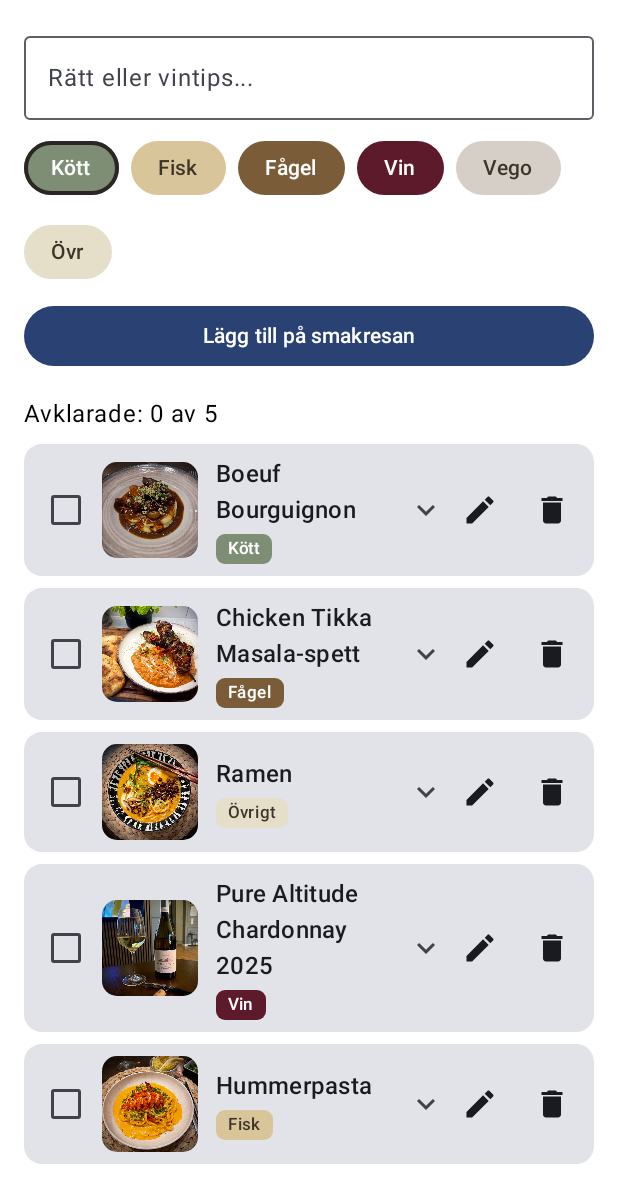
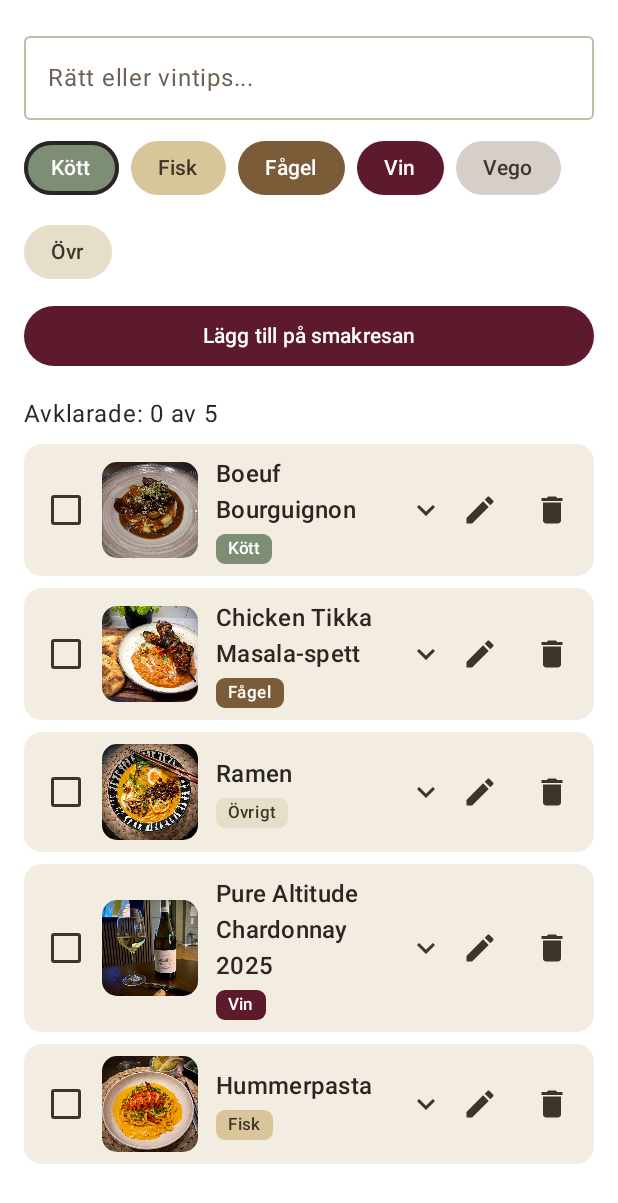
Before and after one commit to Patrikheden/Patriks.smakresa, an Android app built with Jetpack Compose: the @Preview function GreetingPreview, on a phone screen of 412 x 824 dp. Shown: the top 1203 px of the screen. Run offline under Robolectric (Android 15) with nearby library versions, the phone set to English and light mode, and no system bars.

Commit message:
Uppdaterade temafärgerna på kort och förenklade i dialogrutan

```diff
--- a/app/src/main/java/com/example/patrikssmakresa/MainActivity.kt
+++ b/app/src/main/java/com/example/patrikssmakresa/MainActivity.kt
@@ -4,65 +4,72 @@ import android.os.Bundle
 import androidx.activity.ComponentActivity
 import androidx.activity.compose.setContent
 import androidx.activity.enableEdgeToEdge
+import androidx.compose.foundation.BorderStroke
+import androidx.compose.foundation.Canvas
+import androidx.compose.foundation.Image
+import androidx.compose.foundation.layout.Arrangement
 import androidx.compose.foundation.layout.Column
+import androidx.compose.foundation.layout.ExperimentalLayoutApi
+import androidx.compose.foundation.layout.FlowRow
+import androidx.compose.foundation.layout.Row
+import androidx.compose.foundation.layout.Spacer
 import androidx.compose.foundation.layout.fillMaxSize
+import androidx.compose.foundation.layout.fillMaxWidth
+import androidx.compose.foundation.layout.height
 import androidx.compose.foundation.layout.padding
+import androidx.compose.foundation.layout.size
+import androidx.compose.foundation.layout.width
+import androidx.compose.foundation.lazy.LazyColumn
+import androidx.compose.foundation.lazy.items
+import androidx.compose.foundation.shape.CircleShape
+import androidx.compose.foundation.shape.RoundedCornerShape
+import androidx.compose.foundation.text.selection.TextSelectionColors
+import androidx.compose.material.icons.Icons
+import androidx.compose.material.icons.filled.Delete
+import androidx.compose.material.icons.filled.Edit
+import androidx.compose.material.icons.filled.KeyboardArrowDown
+import androidx.compose.material.icons.filled.KeyboardArrowUp
+import androidx.compose.material3.AlertDialog
+import androidx.compose.material3.Button
+import androidx.compose.material3.ButtonDefaults
+import androidx.compose.material3.Card
+import androidx.compose.material3.CardDefaults
+import androidx.compose.material3.Checkbox
+import androidx.compose.material3.CheckboxDefaults
 import androidx.compose.material3.ExperimentalMaterial3Api
+import androidx.compose.material3.Icon
+import androidx.compose.material3.IconButton
+import androidx.compose.material3.LocalContentColor
+import androidx.compose.material3.MaterialTheme
 import androidx.compose.material3.OutlinedTextField
+import androidx.compose.material3.OutlinedTextFieldDefaults
 import androidx.compose.material3.Scaffold
+import androidx.compose.material3.Surface
 import androidx.compose.material3.Text
+import androidx.compose.material3.TextButton
+import androidx.compose.material3.TopAppBar
+import androidx.compose.material3.TopAppBarDefaults
 import androidx.compose.runtime.Composable
+import androidx.compose.runtime.collectAsState
+import androidx.compose.runtime.getValue
 import androidx.compose.runtime.mutableStateOf
 import androidx.compose.runtime.remember
+import androidx.compose.runtime.setValue
+import androidx.compose.ui.Alignment
 import androidx.compose.ui.Modifier
-import androidx.compose.ui.tooling.preview.Preview
-import androidx.compose.ui.unit.dp
-import com.example.patrikssmakresa.ui.theme.PatrikssmakresaTheme
-import java.util.UUID
-import androidx.compose.runtime.getValue
-import androidx.compose.runtime.setValue
-import androidx.compose.material3.TopAppBar
-import androidx.compose.foundation.layout.Arrangement
-import androidx.compose.foundation.layout.Row
-import androidx.compose.foundation.layout.Spacer
-import androidx.compose.foundation.layout.fillMaxWidth
-import androidx.compose.foundation.layout.height
-import androidx.compose.foundation.lazy.LazyColumn
-import androidx.compose.material3.FilterChip
-import androidx.compose.material3.Button
-import androidx.lifecycle.viewmodel.compose.viewModel
-import androidx.compose.foundation.lazy.items
-import androidx.compose.runtime.collectAsState
-import androidx.compose.material3.Card
-import androidx.compose.material3.Checkbox
-import androidx.compose.material3.IconButton
-import androidx.compose.ui.Alignment
-import androidx.compose.material.icons.Icons
-import androidx.compose.material.icons.filled.Delete
-import androidx.compose.material3.Icon
-import androidx.compose.material3.IconButton
-import androidx.compose.material.icons.filled.Edit
-import androidx.compose.material3.AlertDialog
-import androidx.compose.material3.TextButton
-import androidx.compose.ui.platform.LocalUriHandler
-import androidx.compose.foundation.Canvas
-import androidx.compose.foundation.Image
-import androidx.compose.foundation.layout.size
-import androidx.compose.foundation.layout.width
-import androidx.compose.foundation.shape.RoundedCornerShape
-import androidx.compose.material.icons.filled.KeyboardArrowDown
-import androidx.compose.material.icons.filled.KeyboardArrowUp
-import androidx.compose.material3.MaterialTheme
 import androidx.compose.ui.draw.clip
 import androidx.compose.ui.geometry.CornerRadius
 import androidx.compose.ui.geometry.Offset
+import androidx.compose.ui.graphics.Color
 import androidx.compose.ui.graphics.drawscope.Stroke
 import androidx.compose.ui.layout.ContentScale
+import androidx.compose.ui.platform.LocalUriHandler
 import androidx.compose.ui.res.painterResource
-import androidx.compose.foundation.layout.ExperimentalLayoutApi
-import androidx.compose.foundation.layout.FlowRow
-import androidx.compose.foundation.shape.CircleShape
-
+import androidx.compose.ui.tooling.preview.Preview
+import androidx.compose.ui.unit.dp
+import androidx.lifecycle.viewmodel.compose.viewModel
+import com.example.patrikssmakresa.ui.theme.PatrikssmakresaTheme
+import java.util.UUID
 
 data class RecipeItem(
     val id: String = UUID.randomUUID().toString(),
@@ -82,16 +89,22 @@ class MainActivity : ComponentActivity() {
             PatrikssmakresaTheme {
                 Scaffold(
                     modifier = Modifier.fillMaxSize(),
+                    containerColor = Color(0xFFFBF8F3),
                     topBar = {
                         val uriHandler = LocalUriHandler.current
                         TopAppBar(
+                            colors = TopAppBarDefaults.topAppBarColors(
+                                containerColor = Color(0xFFDCD1BF),
+                                titleContentColor = Color(0xFF2B2623),
+                                actionIconContentColor = Color(0xFF2B2623)
+                            ),
                             title = {
                                 Column {
                                     Text(text = "Patriks.Smakresa")
                                     Text(
                                         text = "Mina recept & vintips",
                                         style = MaterialTheme.typography.bodySmall,
-                                        color = MaterialTheme.colorScheme.onSurfaceVariant
+                                        color = Color(0xFF3E352A)
                                     )
                                 }
                             },
@@ -106,9 +119,8 @@ class MainActivity : ComponentActivity() {
                             }
                         )
                     }
-                ){ innerPadding ->
+                ) { innerPadding ->
                     Greeting(
-                        name = "Android",
                         modifier = Modifier.padding(innerPadding)
                     )
                 }
@@ -116,16 +128,16 @@ class MainActivity : ComponentActivity() {
         }
     }
 }
+
 @OptIn(ExperimentalLayoutApi::class)
 @Composable
-fun Greeting(name: String, modifier: Modifier = Modifier, viewModel: RecipeViewModel = viewModel()) {
+fun Greeting(modifier: Modifier = Modifier, viewModel: RecipeViewModel = viewModel()) {
     var titleInput by remember { mutableStateOf("") }
-    val categories = listOf("Kött", "Fisk", "Fågel", "Vin", "Vego", "Övr" )
+    val categories = listOf("Kött", "Fisk", "Fågel", "Vin", "Vego", "Övr")
     var selectedCategory by remember { mutableStateOf("Kött") }
     val recipes by viewModel.recipes.collectAsState()
     var editingRecipe by remember { mutableStateOf<RecipeItem?>(null) }
     var editTitleInput by remember { mutableStateOf("") }
-    var editCategoryInput by remember { mutableStateOf("Kött") }
     var editNotesInput by remember { mutableStateOf("") }
 
     Column(modifier = modifier.padding(16.dp)) {
@@ -133,10 +145,12 @@ fun Greeting(name: String, modifier: Modifier = Modifier, viewModel: RecipeViewM
             value = titleInput,
             onValueChange = { titleInput = it },
             label = { Text("Rätt eller vintips...") },
-            modifier = Modifier.fillMaxWidth()
+            modifier = Modifier.fillMaxWidth(),
+            colors = smakresaTextFieldColors()
         )
 
         Spacer(modifier = Modifier.height(8.dp))
+
         FlowRow(
             horizontalArrangement = Arrangement.spacedBy(8.dp),
             verticalArrangement = Arrangement.spacedBy(8.dp),
@@ -144,21 +158,14 @@ fun Greeting(name: String, modifier: Modifier = Modifier, viewModel: RecipeViewM
         ) {
             categories.forEach { category ->
                 val isSelected = selectedCategory == category
-                val (bgColor, textColor) = when (category) {
-                    "Kött" -> androidx.compose.ui.graphics.Color(0xFF7D8E74) to androidx.compose.ui.graphics.Color.White
-                    "Vin" -> androidx.compose.ui.graphics.Color(0xFF5D1A2B) to androidx.compose.ui.graphics.Color.White
-                    "Fisk" -> androidx.compose.ui.graphics.Color(0xFFD9C59A) to androidx.compose.ui.graphics.Color(0xFF3E352A)
-                    "Fågel" -> androidx.compose.ui.graphics.Color(0xFF7A5C38) to androidx.compose.ui.graphics.Color.White
-                    "Vego" -> androidx.compose.ui.graphics.Color(0xFFD6CFC7) to androidx.compose.ui.graphics.Color(0xFF3E352A)
-                    else -> androidx.compose.ui.graphics.Color(0xFFE5DEC9) to androidx.compose.ui.graphics.Color(0xFF3E352A)
-                }
+                val (bgColor, textColor) = getCategoryColors(category)
 
-                androidx.compose.material3.Surface(
+                Surface(
                     onClick = { selectedCategory = category },
                     shape = CircleShape,
                     color = bgColor,
                     border = if (isSelected) {
-                        androidx.compose.foundation.BorderStroke(2.5.dp, androidx.compose.ui.graphics.Color(0xFF2B2623))
+                        BorderStroke(2.5.dp, Color(0xFF2B2623))
                     } else null
                 ) {
                     Text(
@@ -170,7 +177,9 @@ fun Greeting(name: String, modifier: Modifier = Modifier, viewModel: RecipeViewM
                 }
             }
         }
+
         Spacer(modifier = Modifier.height(8.dp))
+
         Button(
             onClick = {
                 if (titleInput.isNotBlank()) {
@@ -178,7 +187,11 @@ fun Greeting(name: String, modifier: Modifier = Modifier, viewModel: RecipeViewM
                     titleInput = ""
                 }
             },
-            modifier = Modifier.fillMaxWidth()
+            modifier = Modifier.fillMaxWidth(),
+            colors = ButtonDefaults.buttonColors(
+                containerColor = Color(0xFF5D1A2B),
+                contentColor = Color.White
+            )
         ) {
             Text("Lägg till på smakresan")
         }
@@ -186,13 +199,17 @@ fun Greeting(name: String, modifier: Modifier = Modifier, viewModel: RecipeViewM
         Spacer(modifier = Modifier.height(16.dp))
 
         val cookedCount = recipes.count { it.isCooked }
-        Text(text = "Avklarade: $cookedCount av ${recipes.size}")
+        Text(
+            text = "Avklarade: $cookedCount av ${recipes.size}",
+            color = Color(0xFF2B2623)
+        )
 
         Spacer(modifier = Modifier.height(8.dp))
 
         if (recipes.isEmpty()) {
             Text(
                 text = "Listan är tom. Skriv in en rätt eller ett vintips ovan för att komma igång!",
+                color = Color(0xFF3E352A),
                 modifier = Modifier.padding(top = 16.dp)
             )
         } else {
@@ -204,7 +221,11 @@ fun Greeting(name: String, modifier: Modifier = Modifier, viewModel: RecipeViewM
 
                     Card(
                         onClick = { if (recipe.notes.isNotBlank()) isExpanded = !isExpanded },
-                        modifier = Modifier.fillMaxWidth()
+                        modifier = Modifier.fillMaxWidth(),
+                        colors = CardDefaults.cardColors(
+                            containerColor = Color(0xFFF2ECE1),
+                            contentColor = Color(0xFF2B2623)
+                        )
                     ) {
                         Row(
                             modifier = Modifier
@@ -214,7 +235,12 @@ fun Greeting(name: String, modifier: Modifier = Modifier, viewModel: RecipeViewM
                         ) {
                             Checkbox(
                                 checked = recipe.isCooked,
-                                onCheckedChange = { viewModel.toggleCooked(recipe.id) }
+                                onCheckedChange = { viewModel.toggleCooked(recipe.id) },
+                                colors = CheckboxDefaults.colors(
+                                    checkedColor = Color(0xFF5D1A2B),
+                                    uncheckedColor = Color(0xFF3E352A),
+                                    checkmarkColor = Color.White
+                                )
                             )
 
                             recipe.imageResId?.let { resId ->
@@ -232,7 +258,8 @@ fun Greeting(name: String, modifier: Modifier = Modifier, viewModel: RecipeViewM
                             Column(modifier = Modifier.weight(1f)) {
                                 Text(
                                     text = recipe.title,
-                                    style = MaterialTheme.typography.titleMedium
+                                    style = MaterialTheme.typography.titleMedium,
+                                    color = Color(0xFF2B2623)
                                 )
                                 Spacer(modifier = Modifier.height(4.dp))
                                 CategoryBadge(category = recipe.category)
@@ -240,10 +267,9 @@ fun Greeting(name: String, modifier: Modifier = Modifier, viewModel: RecipeViewM
                                 if (isExpanded && recipe.notes.isNotBlank()) {
                                     Spacer(modifier = Modifier.height(4.dp))
                                     Text(
-
                                         text = recipe.notes,
                                         style = MaterialTheme.typography.bodySmall,
-                                        color = MaterialTheme.colorScheme.onSurfaceVariant
+                                        color = Color(0xFF3E352A)
                                     )
                                 }
                             }
@@ -252,24 +278,25 @@ fun Greeting(name: String, modifier: Modifier = Modifier, viewModel: RecipeViewM
                                 Icon(
                                     imageVector = if (isExpanded) Icons.Default.KeyboardArrowUp else Icons.Default.KeyboardArrowDown,
                                     contentDescription = if (isExpanded) "Fäll ihop" else "Visa notering",
-                                    tint = MaterialTheme.colorScheme.onSurfaceVariant
+                                    tint = Color(0xFF3E352A)
                                 )
                             }
                             IconButton(onClick = {
                                 editingRecipe = recipe
                                 editTitleInput = recipe.title
-                                editCategoryInput = recipe.category
                                 editNotesInput = recipe.notes
                             }) {
                                 Icon(
                                     imageVector = Icons.Default.Edit,
-                                    contentDescription = "Redigera"
+                                    contentDescription = "Redigera",
+                                    tint = Color(0xFF3E352A)
                                 )
                             }
                             IconButton(onClick = { viewModel.deleteRecipe(recipe.id) }) {
                                 Icon(
                                     imageVector = Icons.Default.Delete,
-                                    contentDescription = "Ta bort"
+                                    contentDescription = "Ta bort",
+                                    tint = Color(0xFF3E352A)
                                 )
                             }
                         }
@@ -281,44 +308,59 @@ fun Greeting(name: String, modifier: Modifier = Modifier, viewModel: RecipeViewM
         editingRecipe?.let { recipeToEdit ->
             AlertDialog(
                 onDismissRequest = { editingRecipe = null },
-                title = { Text("Redigera rad") },
+                containerColor = Color(0xFFFBF8F3),
+                title = {
+                    Text(
+                        text = "Redigera rad",
+                        color = Color(0xFF2B2623)
+                    )
+                },
                 text = {
                     Column(verticalArrangement = Arrangement.spacedBy(8.dp)) {
                         OutlinedTextField(
                             value = editTitleInput,
                             onValueChange = { editTitleInput = it },
-                            label = { Text("Nytt namn") }
+                            label = { Text("Nytt namn") },
+                            modifier = Modifier.fillMaxWidth(),
+                            colors = smakresaTextFieldColors()
                         )
                         OutlinedTextField(
                             value = editNotesInput,
                             onValueChange = { editNotesInput = it },
                             label = { Text("Smaknoter / vintips") },
-                            minLines = 2
+                            minLines = 3,
+                            modifier = Modifier.fillMaxWidth(),
+                            colors = smakresaTextFieldColors()
                         )
-                        Row(horizontalArrangement = Arrangement.spacedBy(4.dp)) {
-                            categories.forEach { category ->
-                                FilterChip(
-                                    selected = editCategoryInput == category,
-                                    onClick = { editCategoryInput = category },
-                                    label = { Text(category) }
-                                )
-                            }
-                        }
                     }
                 },
                 confirmButton = {
                     Button(
                         onClick = {
-                            viewModel.editRecipe(recipeToEdit.id, editTitleInput, editCategoryInput, editNotesInput)
+                            viewModel.editRecipe(
+                                id = recipeToEdit.id,
+                                newTitle = editTitleInput,
+                                newCategory = recipeToEdit.category,
+                                newNotes = editNotesInput
+                            )
                             editingRecipe = null
                         },
-                        enabled = editTitleInput.isNotBlank()
+                        enabled = editTitleInput.isNotBlank(),
+                        colors = ButtonDefaults.buttonColors(
+                            containerColor = Color(0xFF5D1A2B),
+                            contentColor = Color.White
+                        )
                     ) {
                         Text("Spara")
                     }
                 },
                 dismissButton = {
-                    TextButton(onClick = { editingRecipe = null }) {
+                    TextButton(
+                        onClick = { editingRecipe = null },
+                        colors = ButtonDefaults.textButtonColors(
+                            contentColor = Color(0xFF3E352A)
+                        )
+                    ) {
                         Text("Avbryt")
                     }
                 }
@@ -326,17 +368,18 @@ fun Greeting(name: String, modifier: Modifier = Modifier, viewModel: RecipeViewM
         }
     }
 }
+
 @Preview(showBackground = true)
 @Composable
 fun GreetingPreview() {
     PatrikssmakresaTheme {
-        Greeting("Android")
+        Greeting()
     }
 }
 
 @Composable
 fun InstagramIcon() {
-    val iconColor = androidx.compose.material3.LocalContentColor.current
+    val iconColor = LocalContentColor.current
     Canvas(modifier = Modifier.size(22.dp)) {
         val strokeWidth = size.minDimension * 0.1f
         drawRoundRect(
@@ -357,17 +400,21 @@ fun InstagramIcon() {
     }
 }
 
+fun getCategoryColors(category: String): Pair<Color, Color> {
+    return when (category) {
+        "Kött" -> Color(0xFF7D8E74) to Color.White
+        "Vin" -> Color(0xFF5D1A2B) to Color.White
+        "Fisk" -> Color(0xFFD9C59A) to Color(0xFF3E352A)
+        "Fågel" -> Color(0xFF7A5C38) to Color.White
+        "Vego" -> Color(0xFFD6CFC7) to Color(0xFF3E352A)
+        else -> Color(0xFFE5DEC9) to Color(0xFF3E352A)
+    }
+}
+
 @Composable
 fun CategoryBadge(category: String) {
-    val (bgColor, textColor) = when (category) {
-        "Kött" -> androidx.compose.ui.graphics.Color(0xFF7D8E74) to androidx.compose.ui.graphics.Color.White
-        "Vin" -> androidx.compose.ui.graphics.Color(0xFF5D1A2B) to androidx.compose.ui.graphics.Color.White
-        "Fisk" -> androidx.compose.ui.graphics.Color(0xFFD9C59A) to androidx.compose.ui.graphics.Color(0xFF3E352A)
-        "Fågel" -> androidx.compose.ui.graphics.Color(0xFF7A5C38) to androidx.compose.ui.graphics.Color.White
-        "Vego" -> androidx.compose.ui.graphics.Color(0xFFD6CFC7) to androidx.compose.ui.graphics.Color(0xFF3E352A)
-        else -> androidx.compose.ui.graphics.Color(0xFFE5DEC9) to androidx.compose.ui.graphics.Color(0xFF3E352A)
-    }
-    androidx.compose.material3.Surface(
+    val (bgColor, textColor) = getCategoryColors(category)
+    Surface(
         color = bgColor,
         shape = RoundedCornerShape(6.dp)
     ) {
@@ -379,3 +426,18 @@ fun CategoryBadge(category: String) {
         )
     }
 }
+
+@Composable
+fun smakresaTextFieldColors() = OutlinedTextFieldDefaults.colors(
+    focusedBorderColor = Color(0xFF3E352A),
+    unfocusedBorderColor = Color(0xFFC5B9A8),
+    focusedLabelColor = Color(0xFF3E352A),
+    unfocusedLabelColor = Color(0xFF6E6256),
+    cursorColor = Color(0xFF5D1A2B),
+    focusedTextColor = Color(0xFF2B2623),
+    unfocusedTextColor = Color(0xFF2B2623),
+    selectionColors = TextSelectionColors(
+        handleColor = Color(0xFF5D1A2B),
+        backgroundColor = Color(0xFF5D1A2B).copy(alpha = 0.25f)
+    )
+)
```
Lines whose indentation alone changed are shown as unchanged.
